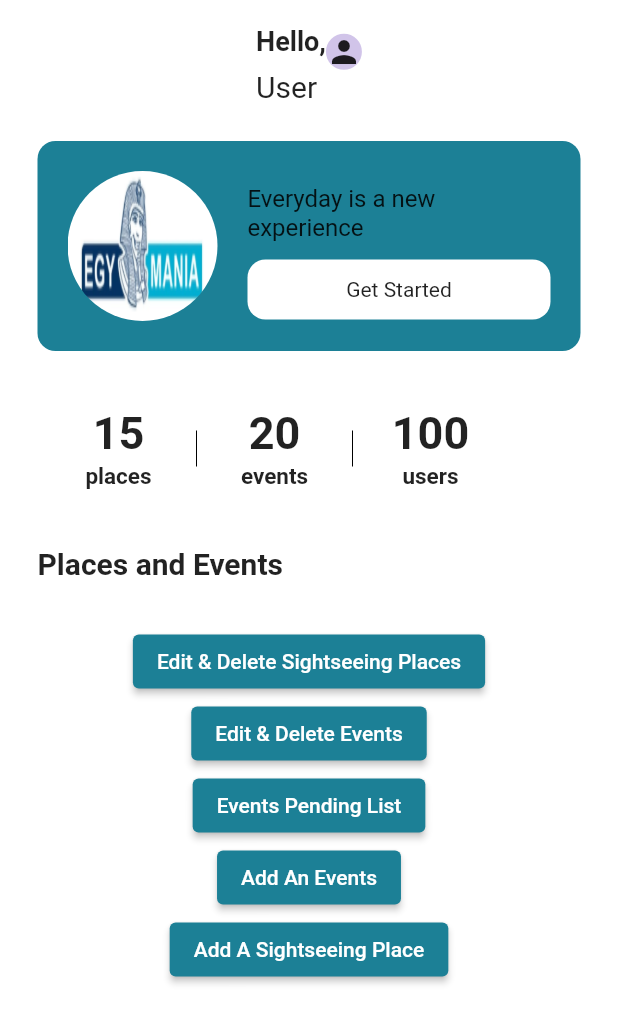
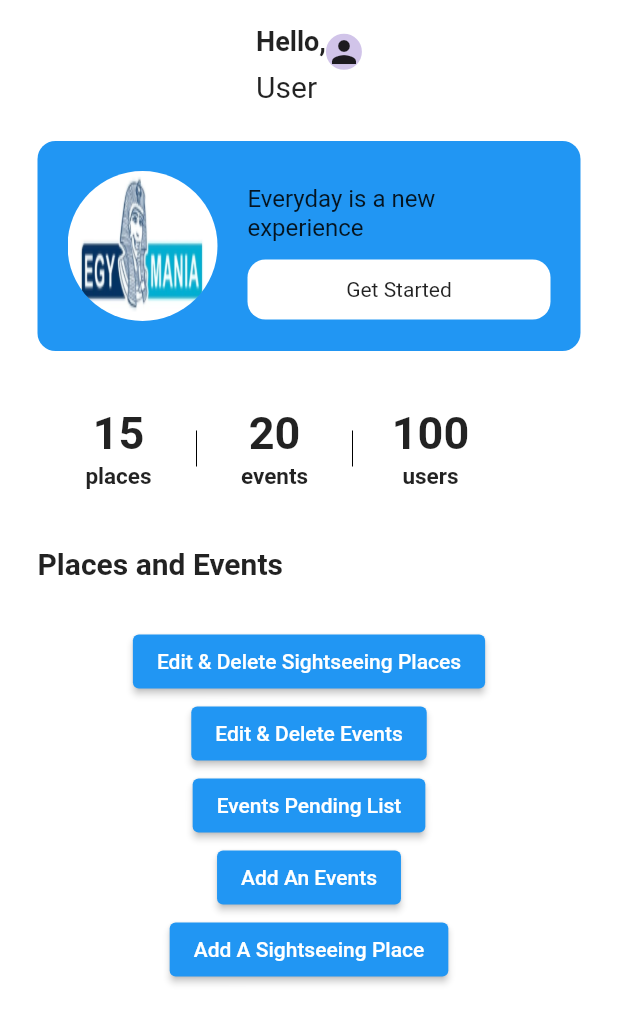
Before and after one commit to nathaliesameh26/DiscoverEgypt, a Flutter app: the AdminPanel screen opened by its route, on a phone screen of 412 x 824 dp. Shown: the top 1023 px of the screen. Run offline on Flutter 3.47's test engine with Material 2 defaults, Android fonts, the phone set to English and light mode, and no system bars; our stand-ins replace cloud_firestore, file_picker, firebase_analytics, firebase_auth, firebase_core, firebase_storage and 6 more; accounts and stored records are empty.

Commit message:
update admin pannel

```diff
--- a/mobileapplication/lib/screens/adminpanel.dart
+++ b/mobileapplication/lib/screens/adminpanel.dart
@@ -90,7 +90,7 @@ class _AdminPanelState extends State<AdminPanel> {
                   child: Container(
                     padding: const EdgeInsets.all(20),
                     decoration: BoxDecoration(
-                        color: Color.fromARGB(255, 28, 128, 150),
+                        color: Colors.blue,
                         borderRadius: BorderRadius.circular(12)),
                     child: Row(
                       children: [
@@ -195,7 +195,7 @@ class _AdminPanelState extends State<AdminPanel> {
                             Navigator.pushNamed(context, '/placeList');
                           },
                           style: ElevatedButton.styleFrom(
-                            backgroundColor: Color.fromARGB(255, 28, 128, 150),
+                            backgroundColor: Colors.blue,
                           ),
                           child:
                               const Text('Edit & Delete Sightseeing Places')),
@@ -204,7 +204,7 @@ class _AdminPanelState extends State<AdminPanel> {
                             Navigator.pushNamed(context, '/eventList');
                           },
                           style: ElevatedButton.styleFrom(
-                            backgroundColor: Color.fromARGB(255, 28, 128, 150),
+                            backgroundColor: Colors.blue,
                           ),
                           child: const Text('Edit & Delete Events')),
                       ElevatedButton(
@@ -212,7 +212,7 @@ class _AdminPanelState extends State<AdminPanel> {
                             Navigator.pushNamed(context, '/pending');
                           },
                           style: ElevatedButton.styleFrom(
-                            backgroundColor: Color.fromARGB(255, 28, 128, 150),
+                            backgroundColor: Colors.blue,
                           ),
                           child: const Text('Events Pending List')),
                       ElevatedButton(
@@ -220,7 +220,7 @@ class _AdminPanelState extends State<AdminPanel> {
                             Navigator.pushNamed(context, '/addedevent');
                           },
                           style: ElevatedButton.styleFrom(
-                            backgroundColor: Color.fromARGB(255, 28, 128, 150),
+                            backgroundColor: Colors.blue,
                           ),
                           child: const Text('Add An Events')),
                       ElevatedButton(
@@ -228,7 +228,7 @@ class _AdminPanelState extends State<AdminPanel> {
                             Navigator.pushNamed(context, '/addedplace');
                           },
                           style: ElevatedButton.styleFrom(
-                            backgroundColor: Color.fromARGB(255, 28, 128, 150),
+                            backgroundColor: Colors.blue,
                           ),
                           child: const Text('Add A Sightseeing Place')),
                     ],
```
